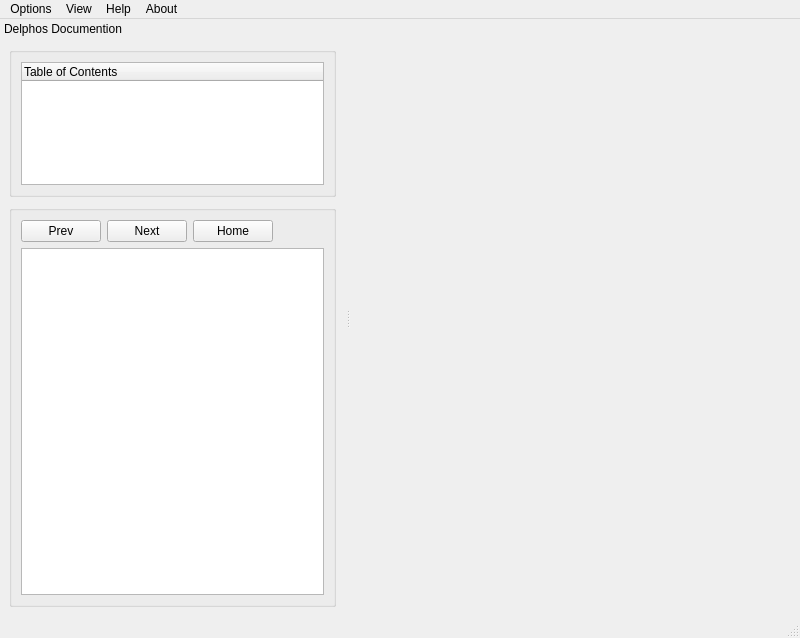
Old version of the form src/gui/main_window.ui in the repository Ecotrust/delphos.
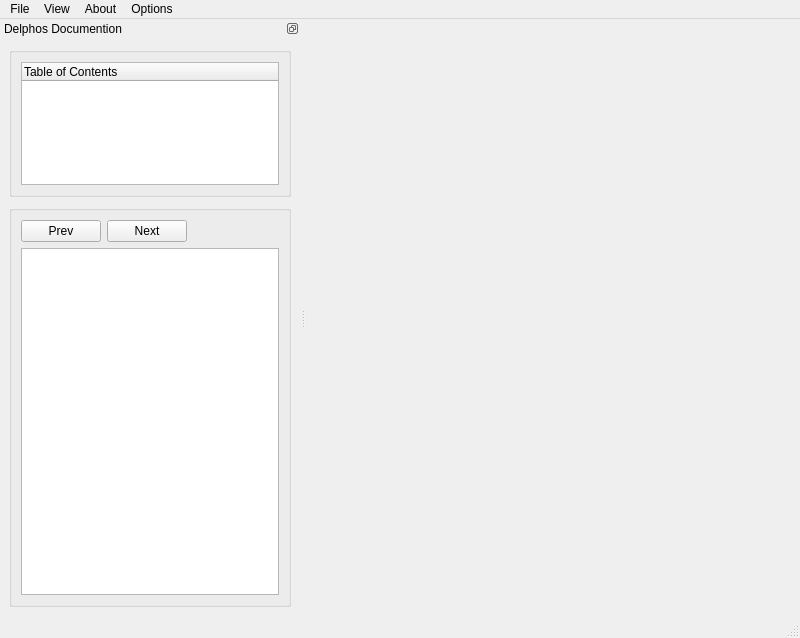
New version of the form. Custom widgets are drawn as their Qt base class.

Diff of the .ui file:
```diff
--- a/src/gui/main_window.ui
+++ b/src/gui/main_window.ui
@@ -25,12 +25,12 @@
      <x>0</x>
      <y>0</y>
      <width>800</width>
-     <height>22</height>
+     <height>21</height>
     </rect>
    </property>
    <widget class="QMenu" name="menuFile" >
     <property name="title" >
-     <string>Options</string>
+     <string>File</string>
     </property>
     <addaction name="menu_main_menu" />
     <addaction name="separator" />
@@ -38,12 +38,6 @@
     <addaction name="menu_create_project" />
     <addaction name="menu_exit_delphos" />
    </widget>
-   <widget class="QMenu" name="menuHelp" >
-    <property name="title" >
-     <string>Help</string>
-    </property>
-    <addaction name="actionOpen_Documentation_Externally" />
-   </widget>
    <widget class="QMenu" name="menuAbout" >
     <property name="title" >
      <string>About</string>
@@ -54,12 +48,25 @@
     <property name="title" >
      <string>View</string>
     </property>
-    <addaction name="documentation_window_toggle" />
+    <widget class="QMenu" name="menuDocumentation" >
+     <property name="title" >
+      <string>Documentation Window</string>
+     </property>
+     <addaction name="menu_dock_visible" />
+     <addaction name="menu_dock_floating" />
+    </widget>
+    <addaction name="menuDocumentation" />
+   </widget>
+   <widget class="QMenu" name="menuOptions" >
+    <property name="title" >
+     <string>Options</string>
+    </property>
+    <addaction name="actionOpen_Documentation_Externally" />
    </widget>
    <addaction name="menuFile" />
    <addaction name="menuView" />
-   <addaction name="menuHelp" />
    <addaction name="menuAbout" />
+   <addaction name="menuOptions" />
   </widget>
   <widget class="QStatusBar" name="statusbar" />
   <widget class="QDockWidget" name="dock_doc" >
@@ -70,7 +77,7 @@
     </size>
    </property>
    <property name="features" >
-    <set>QDockWidget::DockWidgetMovable</set>
+    <set>QDockWidget::DockWidgetFloatable|QDockWidget::DockWidgetMovable|QDockWidget::NoDockWidgetFeatures</set>
    </property>
    <property name="allowedAreas" >
     <set>Qt::LeftDockWidgetArea|Qt::NoDockWidgetArea|Qt::RightDockWidgetArea</set>
@@ -166,19 +173,6 @@
                 </property>
                </widget>
               </item>
-              <item>
-               <widget class="QPushButton" name="home_button" >
-                <property name="maximumSize" >
-                 <size>
-                  <width>100</width>
-                  <height>16777215</height>
-                 </size>
-                </property>
-                <property name="text" >
-                 <string>Home</string>
-                </property>
-               </widget>
-              </item>
               <item>
                <spacer>
                 <property name="orientation" >
```
Left out of the diff: 93 changed lines with no effect on the pictures.
